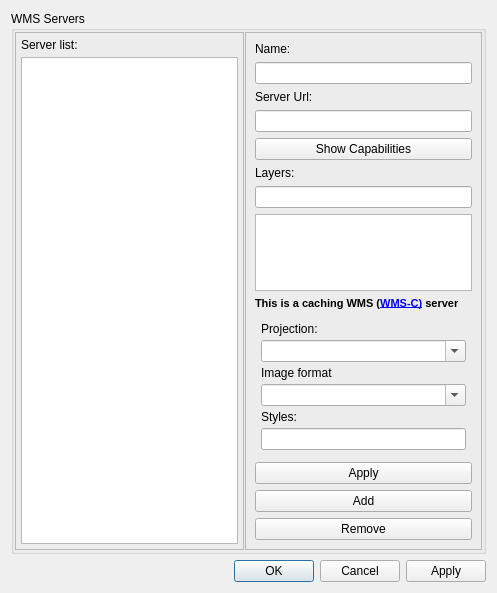
First picture: the form in src/Preferences/WMSPreferencesDialog.ui, repository openstreetmap/merkaartor, before the edit.
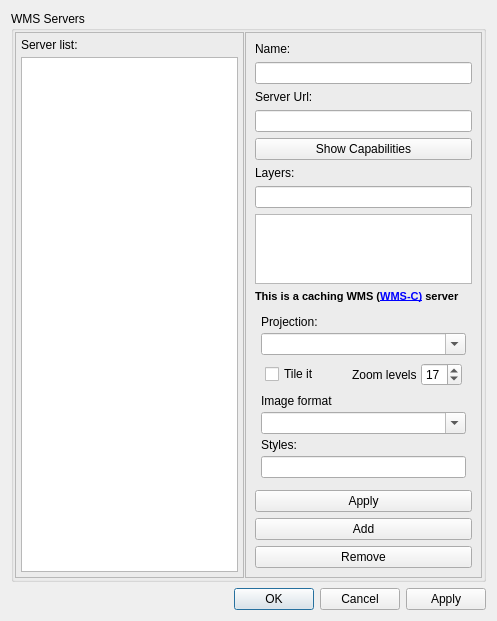
Second picture: the form after the edit.

Commit message: ADD : Allow to tile (and cache) arbitrary WMS'es (only EPSG:4326 and google projection supported)

The edit to the form file:
```diff
--- a/src/Preferences/WMSPreferencesDialog.ui
+++ b/src/Preferences/WMSPreferencesDialog.ui
@@ -7,7 +7,7 @@
     <x>0</x>
     <y>0</y>
     <width>497</width>
-    <height>593</height>
+    <height>604</height>
    </rect>
   </property>
   <property name="windowTitle">
@@ -156,6 +156,59 @@
               </property>
              </widget>
             </item>
+            <item>
+             <widget class="QWidget" name="frTileIt" native="true">
+              <layout class="QHBoxLayout" name="horizontalLayout_2">
+               <property name="spacing">
+                <number>4</number>
+               </property>
+               <property name="margin">
+                <number>4</number>
+               </property>
+               <item>
+                <widget class="QCheckBox" name="cbTileIt">
+                 <property name="text">
+                  <string>Tile it</string>
+                 </property>
+                </widget>
+               </item>
+               <item>
+                <spacer name="horizontalSpacer">
+                 <property name="orientation">
+                  <enum>Qt::Horizontal</enum>
+                 </property>
+                 <property name="sizeHint" stdset="0">
+                  <size>
+                   <width>40</width>
+                   <height>20</height>
+                  </size>
+                 </property>
+                </spacer>
+               </item>
+               <item>
+                <widget class="QLabel" name="label_2">
+                 <property name="text">
+                  <string>Zoom levels</string>
+                 </property>
+                </widget>
+               </item>
+               <item>
+                <widget class="QSpinBox" name="sbZoomLevels">
+                 <property name="maximum">
+                  <number>99</number>
+                 </property>
+                 <property name="value">
+                  <number>17</number>
+                 </property>
+                </widget>
+               </item>
+              </layout>
+              <zorder>cbTileIt</zorder>
+              <zorder>horizontalSpacer</zorder>
+              <zorder>label_2</zorder>
+              <zorder>sbZoomLevels</zorder>
+             </widget>
+            </item>
             <item>
              <widget class="QLabel" name="label">
               <property name="text">
```
The commit also changes 7 other files.
